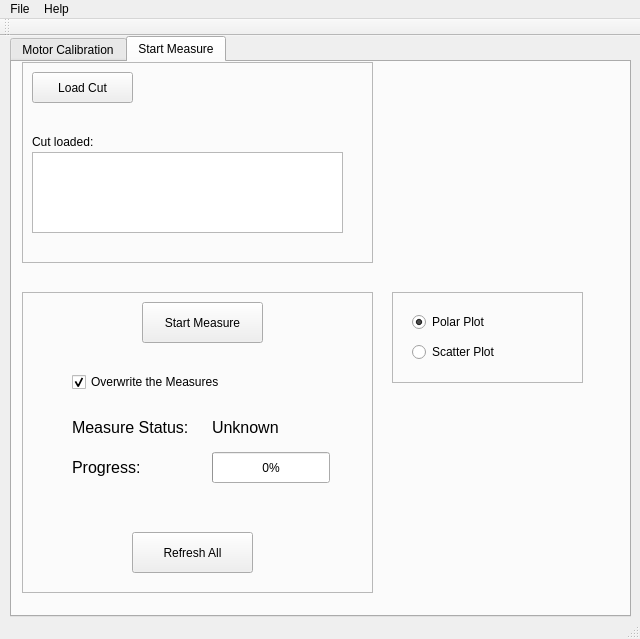
First picture: the form in mainwindow.ui, repository gruffoc/GMK, before the edit.
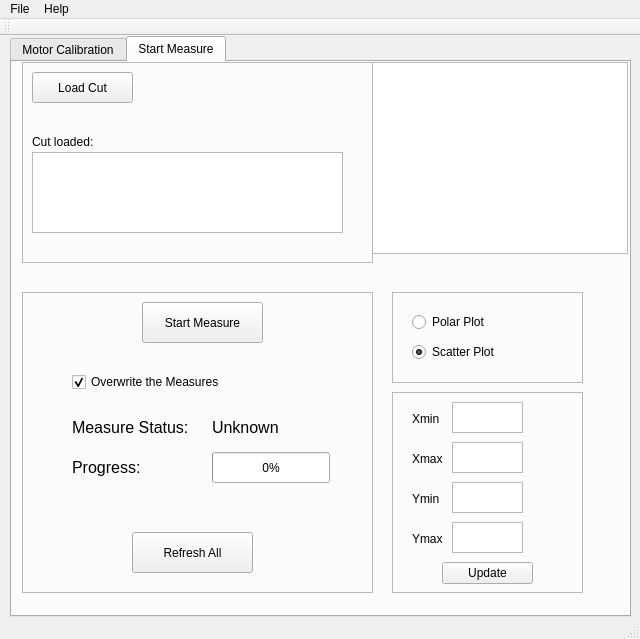
Second picture: the form after the edit.

Patch:
```diff
--- a/mainwindow.ui
+++ b/mainwindow.ui
@@ -869,7 +869,7 @@
         <string>Polar Plot</string>
        </property>
        <property name="checked">
-        <bool>true</bool>
+        <bool>false</bool>
        </property>
       </widget>
       <widget class="QRadioButton" name="rdb_scat">
@@ -885,9 +885,152 @@
         <string>Scatter Plot</string>
        </property>
        <property name="checked">
+        <bool>true</bool>
+       </property>
+      </widget>
+     </widget>
+     <widget class="QFrame" name="frame_6">
+      <property name="geometry">
+       <rect>
+        <x>380</x>
+        <y>330</y>
+        <width>191</width>
+        <height>201</height>
+       </rect>
+      </property>
+      <property name="frameShape">
+       <enum>QFrame::StyledPanel</enum>
+      </property>
+      <property name="frameShadow">
+       <enum>QFrame::Raised</enum>
+      </property>
+      <widget class="QLabel" name="label_10">
+       <property name="geometry">
+        <rect>
+         <x>20</x>
+         <y>20</y>
+         <width>59</width>
+         <height>14</height>
+        </rect>
+       </property>
+       <property name="text">
+        <string>Xmin</string>
+       </property>
+      </widget>
+      <widget class="QLabel" name="label_11">
+       <property name="geometry">
+        <rect>
+         <x>20</x>
+         <y>60</y>
+         <width>59</width>
+         <height>14</height>
+        </rect>
+       </property>
+       <property name="text">
+        <string>Xmax</string>
+       </property>
+      </widget>
+      <widget class="QLabel" name="label_12">
+       <property name="geometry">
+        <rect>
+         <x>20</x>
+         <y>140</y>
+         <width>59</width>
+         <height>14</height>
+        </rect>
+       </property>
+       <property name="text">
+        <string>Ymax</string>
+       </property>
+      </widget>
+      <widget class="QLabel" name="label_13">
+       <property name="geometry">
+        <rect>
+         <x>20</x>
+         <y>100</y>
+         <width>59</width>
+         <height>14</height>
+        </rect>
+       </property>
+       <property name="text">
+        <string>Ymin</string>
+       </property>
+      </widget>
+      <widget class="QTextEdit" name="text_xmin">
+       <property name="geometry">
+        <rect>
+         <x>60</x>
+         <y>10</y>
+         <width>71</width>
+         <height>31</height>
+        </rect>
+       </property>
+       <property name="mouseTracking">
+        <bool>true</bool>
+       </property>
+       <property name="tabletTracking">
+        <bool>true</bool>
+       </property>
+       <property name="tabStopWidth">
+        <number>4</number>
+       </property>
+       <property name="acceptRichText">
         <bool>false</bool>
        </property>
       </widget>
+      <widget class="QTextEdit" name="text_xmax">
+       <property name="geometry">
+        <rect>
+         <x>60</x>
+         <y>50</y>
+         <width>71</width>
+         <height>31</height>
+        </rect>
+       </property>
+      </widget>
+      <widget class="QTextEdit" name="text_ymin">
+       <property name="geometry">
+        <rect>
+         <x>60</x>
+         <y>90</y>
+         <width>71</width>
+         <height>31</height>
+        </rect>
+       </property>
+      </widget>
+      <widget class="QTextEdit" name="text_ymax">
+       <property name="geometry">
+        <rect>
+         <x>60</x>
+         <y>130</y>
+         <width>71</width>
+         <height>31</height>
+        </rect>
+       </property>
+      </widget>
+      <widget class="QPushButton" name="update_ranges">
+       <property name="geometry">
+        <rect>
+         <x>50</x>
+         <y>170</y>
+         <width>91</width>
+         <height>22</height>
+        </rect>
+       </property>
+       <property name="text">
+        <string>Update</string>
+       </property>
+      </widget>
+     </widget>
+     <widget class="QTreeView" name="treeView">
+      <property name="geometry">
+       <rect>
+        <x>360</x>
+        <y>0</y>
+        <width>256</width>
+        <height>192</height>
+       </rect>
+      </property>
      </widget>
     </widget>
    </widget>
```
